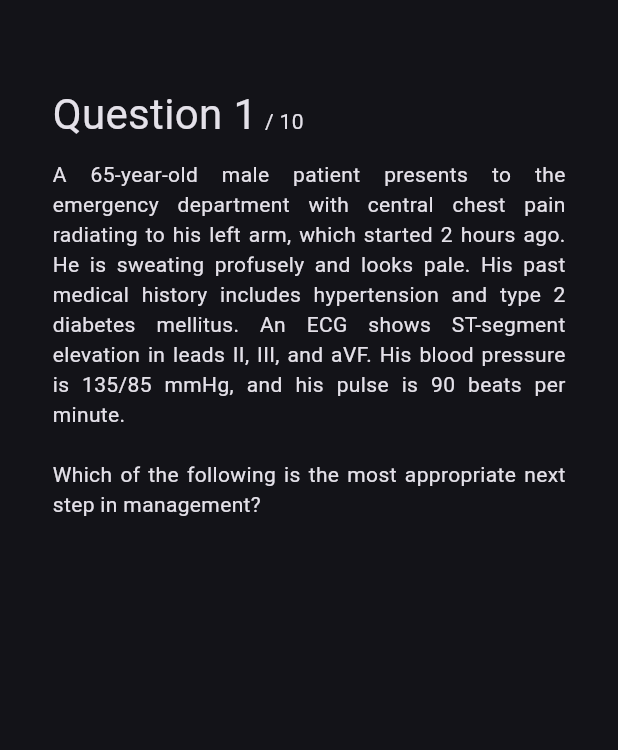
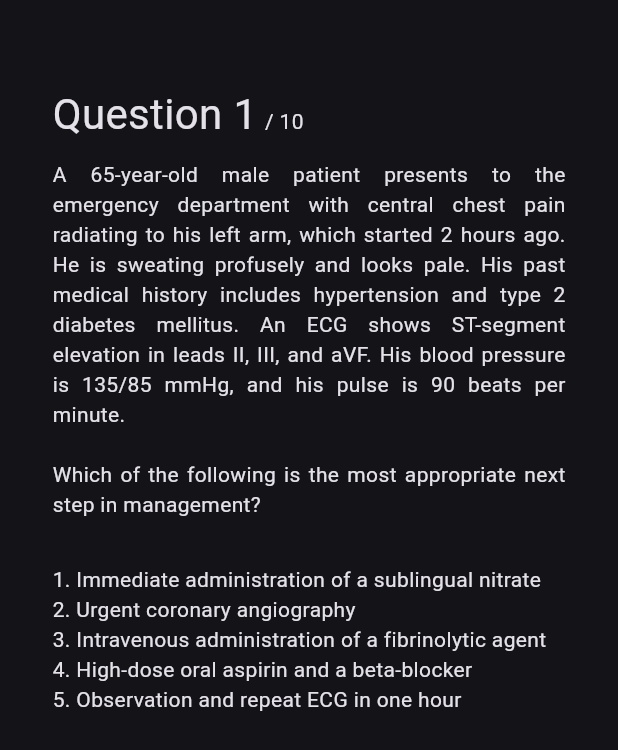
Before and after one commit to anchit-chandran/med_sba, a Flutter app: the screen it shows after launch, on a phone screen of 412 x 824 dp. Shown: the top 750 px of the screen. Run offline on Flutter 3.47's test engine with Material 3 defaults, Android fonts, the light colour scheme and no system bars; missing offline and left inert: dart:ffi.

```diff
--- a/lib/main.dart
+++ b/lib/main.dart
@@ -50,6 +50,14 @@ class _QuestionPageState extends State<QuestionPage> {
     const stem =
         "A 65-year-old male patient presents to the emergency department with central chest pain radiating to his left arm, which started 2 hours ago. He is sweating profusely and looks pale. His past medical history includes hypertension and type 2 diabetes mellitus. An ECG shows ST-segment elevation in leads II, III, and aVF. His blood pressure is 135/85 mmHg, and his pulse is 90 beats per minute.\n\nWhich of the following is the most appropriate next step in management?";
 
+    const answers = {
+      'answer1': 'Immediate administration of a sublingual nitrate',
+      'answer2': 'Urgent coronary angiography',
+      'answer3': 'Intravenous administration of a fibrinolytic agent',
+      'answer4': 'High-dose oral aspirin and a beta-blocker',
+      'answer5': 'Observation and repeat ECG in one hour',
+    };
+
     return Scaffold(
       appBar: AppBar(),
       backgroundColor: colorScheme.background,
@@ -67,10 +75,59 @@ class _QuestionPageState extends State<QuestionPage> {
               ),
               QuestionStem(
                 stem: stem,
-              )
+              ),
+              Answers(
+                answers: answers,
+              ),
             ],
           ),
         ),
+      ),
+    );
+  }
+}
+
+class Answers extends StatelessWidget {
+  final Map<String, String> answers;
+
+  const Answers({
+    super.key,
+    required this.answers,
+  });
+
+  List<Widget> constructAnswerRows({required Map<String, String> answers}) {
+    List<Widget> allAnswers = [];
+    for (var answer in answers.entries) {
+      // First get the answer number from key
+      int answerNum = int.parse(answer.key[answer.key.length - 1]);
+
+      // Then get the answer text
+      String answerText = answer.value;
+
+      print('$answerNum. $answerText');
+
+      allAnswers.add(Row(
+        children: [
+          Flexible(
+            child: Text('$answerNum. $answerText'),
+          ),
+        ],
+      ));
+    }
+    return allAnswers;
+  }
+
+  @override
+  Widget build(BuildContext context) {
+    final allAnswerRows = constructAnswerRows(answers: answers);
+
+    return Container(
+      margin: EdgeInsets.only(
+        top: 20.0,
+      ),
+      child: Column(
+        mainAxisAlignment: MainAxisAlignment.end,
+        children: allAnswerRows,
       ),
     );
   }
```
